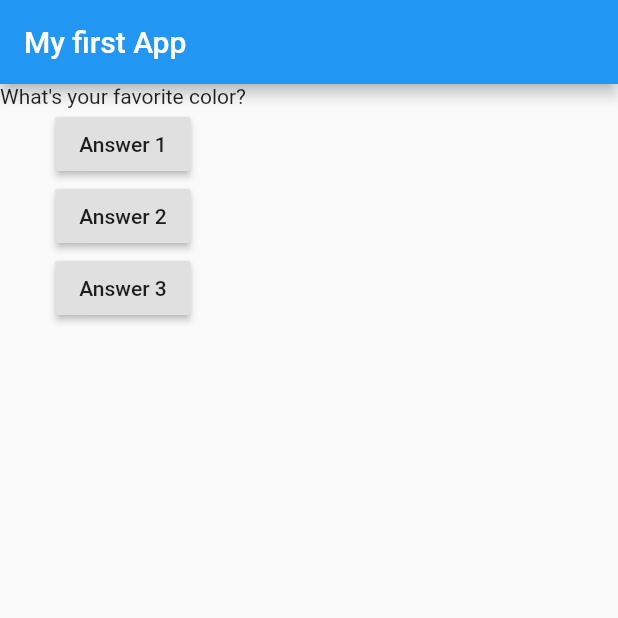
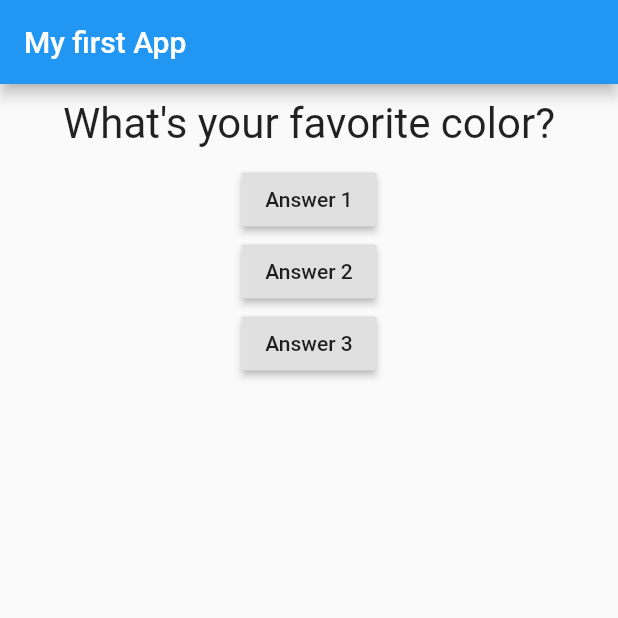
Before and after one commit to Jitgitbit/flutter_exercise_one, a Flutter app: the screen it shows after launch, on a phone screen of 412 x 824 dp, the top half of it. Run offline on Flutter 3.47's test engine with Material 2 defaults, Android fonts, the phone set to English and light mode, and no system bars.

Commit message:
First Styling & Layouting Steps

```diff
--- a/lib/question.dart
+++ b/lib/question.dart
@@ -7,6 +7,14 @@ class Question extends StatelessWidget {
   Question(this.questionText);
   @override
   Widget build(BuildContext context) {
-    return Text(questionText);
+    return Container(                                  //Container, double.infinity, and textAlign.center are all needed for centering here!
+      width: double.infinity,                         //Container, double.infinity, and textAlign.center are all needed for centering here!
+      margin: EdgeInsets.all(10),
+      child: Text(
+        questionText,
+        style: TextStyle(fontSize: 28),
+        textAlign: TextAlign.center,                 //Container, double.infinity, and textAlign.center are all needed for centering here!
+      ),
+    );
   }
 }
```
